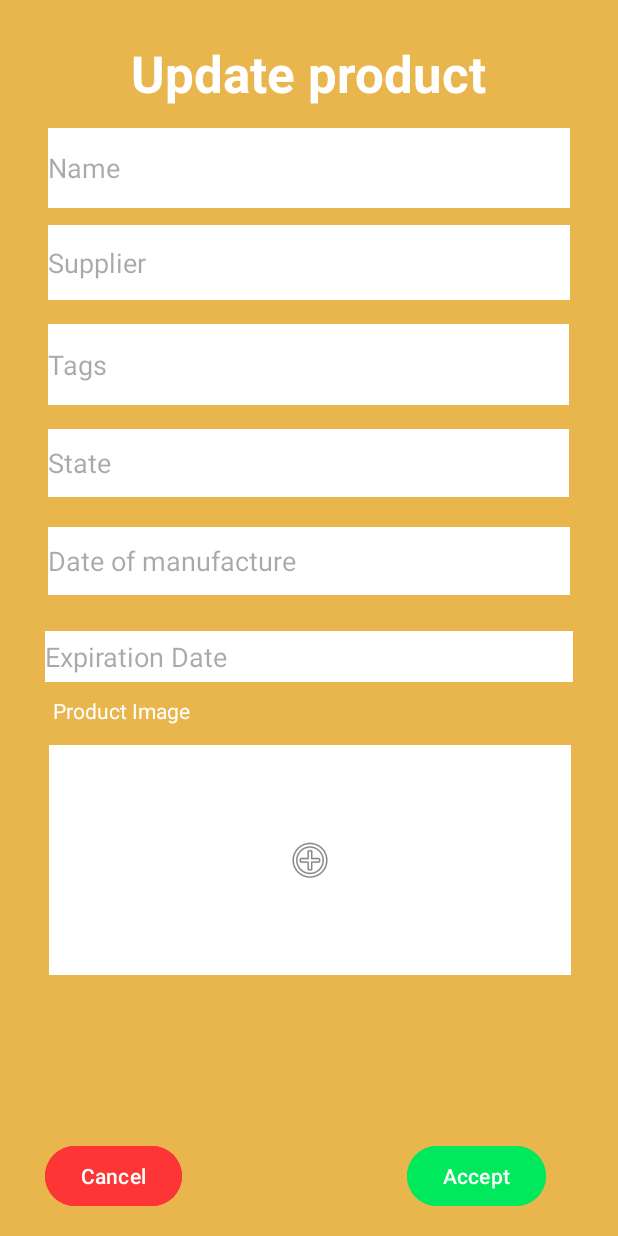
After one commit to Nexware-Aplicaciones-Moviles-WX61/GastroTrack-AppMovil, an Android app: the UpdateProductActivity screen opened directly, with no data from a screen before it, on a phone screen of 412 x 824 dp. The commit adds this screen. Run offline under Robolectric (Android 15) with nearby library versions, the phone set to English and light mode, and no system bars.

Commit message:
created and update file updateProduct

```diff
--- a/app/src/main/AndroidManifest.xml
+++ b/app/src/main/AndroidManifest.xml
@@ -28,6 +28,7 @@
         <activity android:name=".NotificationActivity" />
         <activity android:name=".TeamActivity" />
         <activity android:name=".ProfileActivity" />
+        <activity android:name=".UpdateProductActivity"/>
     </application>
 
 </manifest>
--- a/app/src/main/java/com/example/gastrotrack_appmovil/InventoryActivity.kt
+++ b/app/src/main/java/com/example/gastrotrack_appmovil/InventoryActivity.kt
@@ -18,5 +18,10 @@ class InventoryActivity : AppCompatActivity() {
 
         }
 
+        val ibUpdate = findViewById<ImageButton>(R.id.ibUpdate)
+        ibUpdate.setOnClickListener {
+            val intent = Intent(this, UpdateProductActivity::class.java)
+            startActivity(intent)
+        }
     }
 }
--- /dev/null
+++ b/app/src/main/java/com/example/gastrotrack_appmovil/UpdateProductActivity.kt
@@ -0,0 +1,22 @@
+package com.example.gastrotrack_appmovil
+
+import android.content.Intent
+import android.os.Bundle
+import android.widget.Button
+import androidx.appcompat.app.AppCompatActivity
+
+class UpdateProductActivity : AppCompatActivity() {
+
+    override fun onCreate(savedInstanceState: Bundle?) {
+        super.onCreate(savedInstanceState)
+        setContentView(R.layout.update_product)
+
+        val btnCancelUP = findViewById<Button>(R.id.btnCancelUP)
+
+        btnCancelUP.setOnClickListener {
+            val intent = Intent(this, InventoryActivity::class.java)
+            startActivity(intent)
+            finish()
+        }
+    }
+}
--- a/app/src/main/res/layout/inventory.xml
+++ b/app/src/main/res/layout/inventory.xml
@@ -35,7 +35,7 @@
         app:layout_constraintTop_toTopOf="parent" />
 
     <ImageButton
-        android:id="@+id/imageButton6"
+        android:id="@+id/ibAdd"
         android:layout_width="69dp"
         android:layout_height="64dp"
         android:layout_marginStart="20dp"
@@ -151,7 +151,7 @@
             app:layout_constraintTop_toTopOf="parent" />
 
         <ImageButton
-            android:id="@+id/imageButton22"
+            android:id="@+id/ibUpdate"
             android:layout_width="wrap_content"
             android:layout_height="wrap_content"
             android:layout_marginTop="3dp"
--- /dev/null
+++ b/app/src/main/res/layout/update_product.xml
@@ -0,0 +1,163 @@
+<?xml version="1.0" encoding="utf-8"?>
+<androidx.constraintlayout.widget.ConstraintLayout xmlns:android="http://schemas.android.com/apk/res/android"
+    xmlns:app="http://schemas.android.com/apk/res-auto"
+    xmlns:tools="http://schemas.android.com/tools"
+    android:layout_width="match_parent"
+    android:layout_height="match_parent"
+    android:background="#E9B54D">
+
+    <TextView
+        android:id="@+id/textView29"
+        android:layout_width="wrap_content"
+        android:layout_height="wrap_content"
+        android:layout_marginTop="26dp"
+        android:text="Update product"
+        android:textColor="@color/white"
+        android:textSize="34sp"
+        android:textStyle="bold"
+        app:layout_constraintEnd_toEndOf="parent"
+        app:layout_constraintStart_toStartOf="parent"
+        app:layout_constraintTop_toTopOf="parent" />
+
+    <EditText
+        android:id="@+id/editTextText"
+        android:layout_width="0dp"
+        android:layout_height="53dp"
+        android:layout_marginStart="32dp"
+        android:layout_marginTop="14dp"
+        android:layout_marginEnd="32dp"
+        android:background="@color/white"
+        android:backgroundTint="@color/white"
+        android:ems="10"
+        android:hint="Name"
+        android:inputType="text"
+        app:layout_constraintEnd_toEndOf="parent"
+        app:layout_constraintStart_toStartOf="parent"
+        app:layout_constraintTop_toBottomOf="@+id/textView29" />
+
+    <EditText
+        android:id="@+id/editTextText2"
+        android:layout_width="0dp"
+        android:layout_height="50dp"
+        android:layout_marginStart="32dp"
+        android:layout_marginTop="11dp"
+        android:layout_marginEnd="32dp"
+        android:background="@color/white"
+        android:ems="10"
+        android:hint="Supplier"
+        android:inputType="text"
+        app:layout_constraintEnd_toEndOf="parent"
+        app:layout_constraintStart_toStartOf="parent"
+        app:layout_constraintTop_toBottomOf="@+id/editTextText" />
+
+    <EditText
+        android:id="@+id/editTextText3"
+        android:layout_width="347dp"
+        android:layout_height="54dp"
+        android:layout_marginStart="32dp"
+        android:layout_marginTop="16dp"
+        android:layout_marginEnd="32dp"
+        android:background="@color/white"
+        android:ems="10"
+        android:hint="Tags"
+        android:inputType="text"
+        app:layout_constraintEnd_toEndOf="parent"
+        app:layout_constraintHorizontal_bias="0.0"
+        app:layout_constraintStart_toStartOf="parent"
+        app:layout_constraintTop_toBottomOf="@+id/editTextText2" />
+
+    <EditText
+        android:id="@+id/editTextText8"
+        android:layout_width="347dp"
+        android:layout_height="45dp"
+        android:layout_marginStart="32dp"
+        android:layout_marginTop="16dp"
+        android:layout_marginEnd="32dp"
+        android:background="@color/white"
+        android:ems="10"
+        android:hint="State"
+        android:inputType="text"
+        app:layout_constraintEnd_toEndOf="parent"
+        app:layout_constraintHorizontal_bias="0.0"
+        app:layout_constraintStart_toStartOf="parent"
+        app:layout_constraintTop_toBottomOf="@+id/editTextText3" />
+
+    <EditText
+        android:id="@+id/editTextText9"
+        android:layout_width="348dp"
+        android:layout_height="45dp"
+        android:layout_marginStart="32dp"
+        android:layout_marginTop="20dp"
+        android:layout_marginEnd="32dp"
+        android:background="@color/white"
+        android:ems="10"
+        android:hint="Date of manufacture"
+        android:inputType="text"
+        app:layout_constraintEnd_toEndOf="parent"
+        app:layout_constraintHorizontal_bias="0.0"
+        app:layout_constraintStart_toStartOf="parent"
+        app:layout_constraintTop_toBottomOf="@+id/editTextText8" />
+
+    <EditText
+        android:id="@+id/editTextText10"
+        android:layout_width="352dp"
+        android:layout_height="34dp"
+        android:layout_marginStart="32dp"
+        android:layout_marginTop="24dp"
+        android:layout_marginEnd="32dp"
+        android:background="@color/white"
+        android:ems="10"
+        android:hint="Expiration Date"
+        android:inputType="text"
+        app:layout_constraintEnd_toEndOf="parent"
+        app:layout_constraintStart_toStartOf="parent"
+        app:layout_constraintTop_toBottomOf="@+id/editTextText9" />
+
+    <ImageButton
+        android:id="@+id/imageButton4"
+        android:layout_width="348dp"
+        android:layout_height="153dp"
+        android:layout_marginStart="32dp"
+        android:layout_marginTop="36dp"
+        android:layout_marginEnd="31dp"
+        android:background="@color/white"
+        app:layout_constraintBottom_toBottomOf="parent"
+        app:layout_constraintEnd_toEndOf="parent"
+        app:layout_constraintStart_toStartOf="parent"
+        app:layout_constraintTop_toBottomOf="@+id/editTextText10"
+        app:layout_constraintVertical_bias="0.033"
+        app:srcCompat="@android:drawable/ic_menu_add" />
+
+    <Button
+        android:id="@+id/btnCancelUP"
+        android:layout_width="wrap_content"
+        android:layout_height="wrap_content"
+        android:layout_marginStart="30dp"
+        android:layout_marginBottom="16dp"
+        android:backgroundTint="#FD3535"
+        android:text="Cancel"
+        app:layout_constraintBottom_toBottomOf="parent"
+        app:layout_constraintStart_toStartOf="parent" />
+
+    <Button
+        android:id="@+id/button6"
+        android:layout_width="wrap_content"
+        android:layout_height="wrap_content"
+        android:layout_marginEnd="48dp"
+        android:layout_marginBottom="16dp"
+        android:backgroundTint="#00E85C"
+        android:text="Accept"
+        app:layout_constraintBottom_toBottomOf="parent"
+        app:layout_constraintEnd_toEndOf="parent" />
+
+    <TextView
+        android:id="@+id/textView30"
+        android:layout_width="wrap_content"
+        android:layout_height="wrap_content"
+        android:layout_marginStart="35dp"
+        android:layout_marginTop="9dp"
+        android:text="Product Image"
+        android:textColor="@color/white"
+        app:layout_constraintStart_toStartOf="parent"
+        app:layout_constraintTop_toBottomOf="@+id/editTextText10" />
+</androidx.constraintlayout.widget.ConstraintLayout>
```
